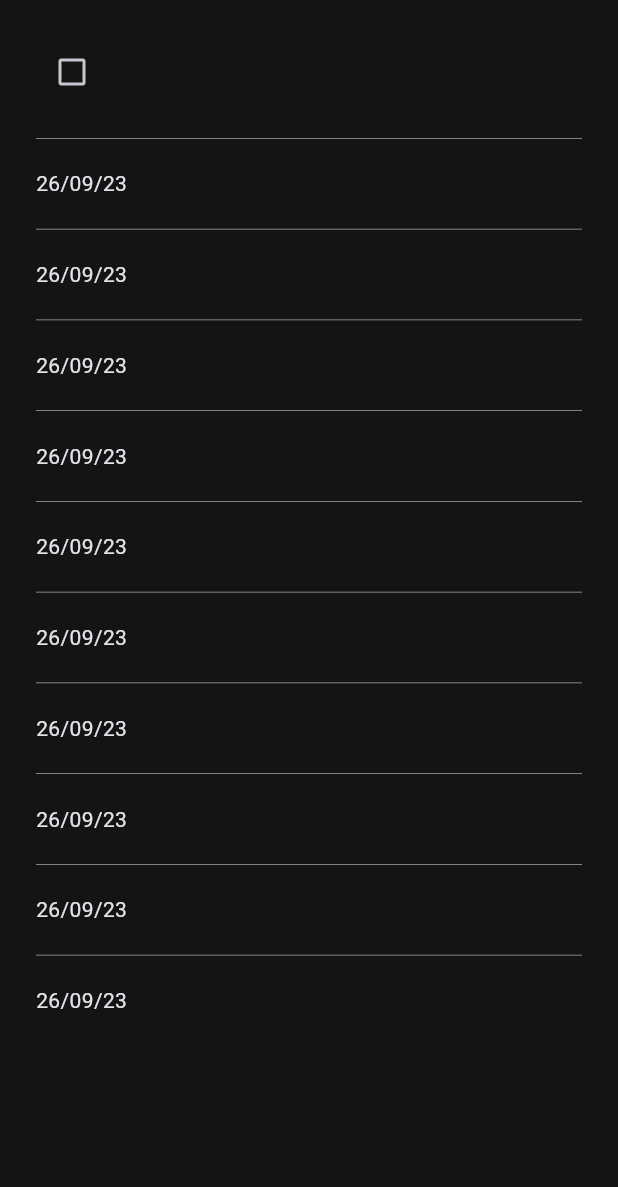
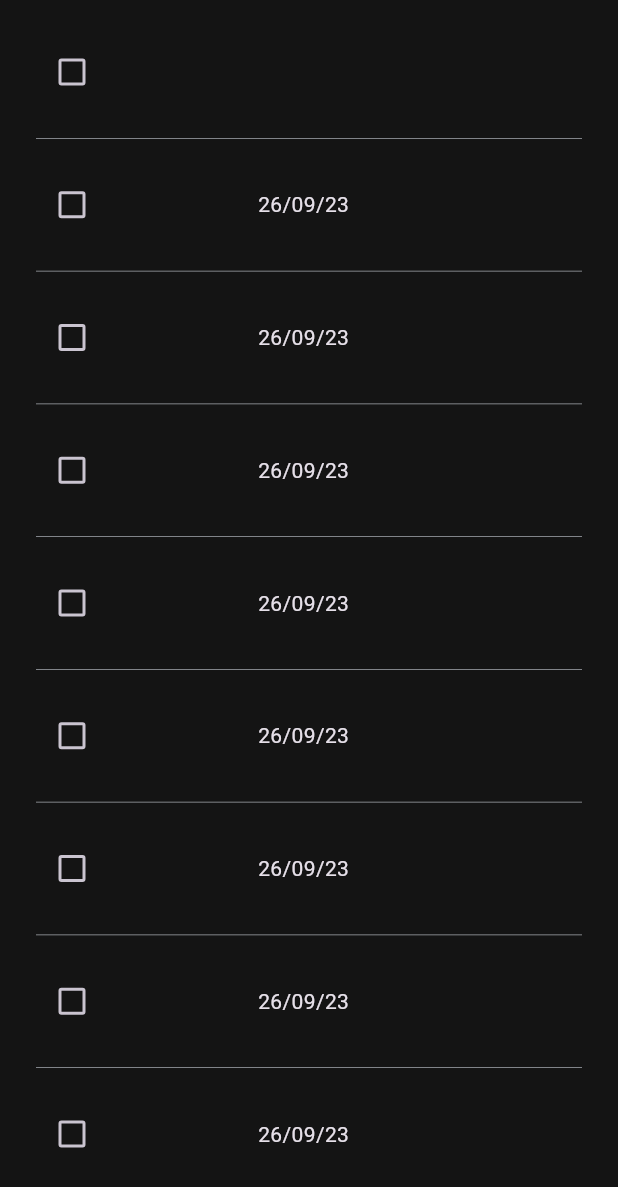
Before and after one commit to hafedh049/blacklist, a Flutter app: the screen it shows after launch, on a phone screen of 412 x 824 dp. Shown: the top 1187 px of the screen. Run offline on Flutter 3.47's test engine with Material 3 defaults, Android fonts, the light colour scheme and no system bars; our stand-ins replace animated_flip_counter, flutter_animate, google_fonts, icons_plus.

Commit message:
ModifiedM lib/views/admin/products.dart

```diff
--- a/lib/views/admin/products.dart
+++ b/lib/views/admin/products.dart
@@ -44,7 +44,17 @@ class _ProductsTableState extends State<ProductsTable> {
                       return SingleChildScrollView(
                         child: Row(
                           children: <Widget>[
-                            SizedBox(width: 100, child: Text("26/09/23")),
+                            Checkbox(
+                              value: _selectAll,
+                              checkColor: purpleColor,
+                              onChanged: (bool? value) {
+                                setState(() {
+                                  _selectAll = !_selectAll;
+                                });
+                              },
+                            ),
+                            SizedBox(width: 100),
+                            Text("26/09/23"),
                           ],
                         ),
                       );
```
